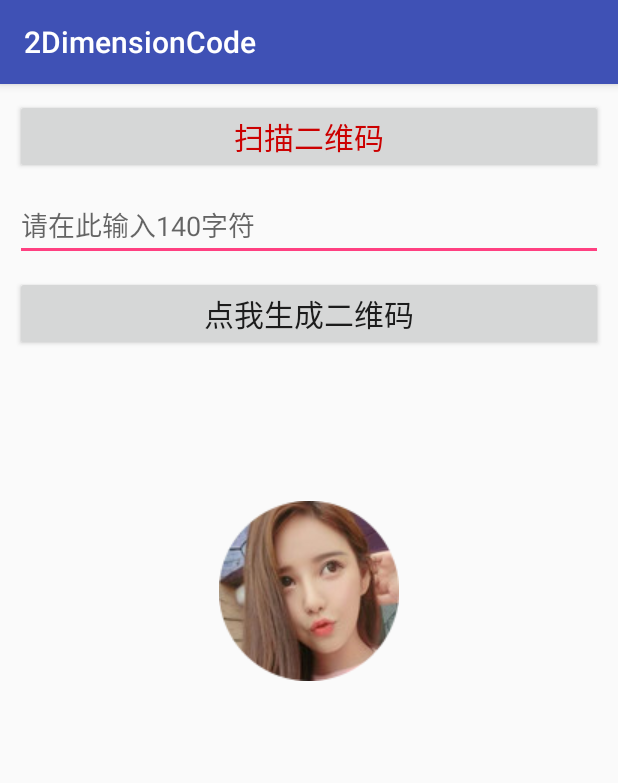
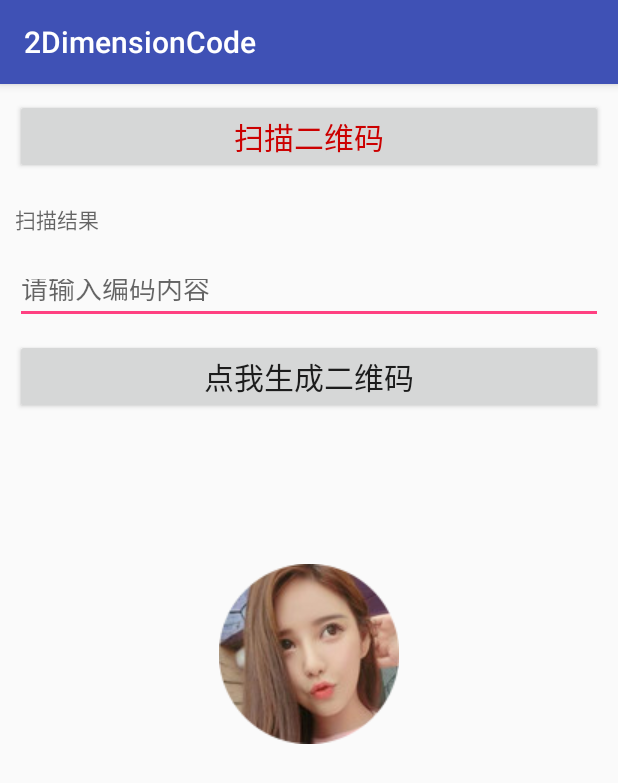
Before and after one commit to luy763092/TwoDimensionCode, an Android app: the screen it shows after launch (MainActivity), on a phone screen of 412 x 824 dp. Shown: the top 783 px of the screen. Run offline under Robolectric (Android 15) with nearby library versions, the phone set to English and light mode, and no system bars.

Commit message:
[Featrue]完成二维码扫描,条码扫描,扫描结果处理

```diff
--- a/app/src/main/java/com/tianfeng/a2dimensioncode/MainActivity.java
+++ b/app/src/main/java/com/tianfeng/a2dimensioncode/MainActivity.java
@@ -1,17 +1,27 @@
 package com.tianfeng.a2dimensioncode;
 
 import android.content.Intent;
+import android.graphics.Bitmap;
 import android.support.v7.app.AppCompatActivity;
 import android.os.Bundle;
+import android.util.Xml;
 import android.view.View;
 import android.widget.Button;
+import android.widget.EditText;
+import android.widget.ImageView;
+import android.widget.TextView;
 import android.widget.Toast;
 
 import com.google.zxing.client.android.CaptureActivity;
+import com.google.zxing.client.android.Intents;
 
 public class MainActivity extends AppCompatActivity implements View.OnClickListener {
 
     private Button mBtnScan;
+    private TextView mEtText;
+    private EditText mEtInput;
+    private Button mBtnMake;
+    private ImageView imageView;
 
     @Override
     protected void onCreate(Bundle savedInstanceState) {
@@ -22,8 +32,13 @@ public class MainActivity extends AppCompatActivity implements View.OnClickListe
 
     private void initView() {
         mBtnScan = (Button) findViewById(R.id.btn_scan);
-
+        mEtText = (TextView) findViewById(R.id.et_text);
+        imageView = (ImageView) findViewById(R.id.iv_image);
+        mBtnMake = (Button) findViewById(R.id.btn_make);
+        mEtInput = (EditText) findViewById(R.id.et_input);
+        String str =  mEtInput.getText().toString().trim();
         mBtnScan.setOnClickListener(this);
+        mBtnMake.setOnClickListener(this);
     }
 
     @Override
@@ -31,12 +46,26 @@ public class MainActivity extends AppCompatActivity implements View.OnClickListe
         int id = view.getId();
         switch(id){
             case R.id.btn_scan:
-                Toast.makeText(this,"你可以扫描条码和二维码了",Toast.LENGTH_LONG).show();
+                Toast.makeText(this,"你可以扫描条码和二维码了",Toast.LENGTH_SHORT).show();
                 Intent startScan = new Intent(MainActivity.this,CaptureActivity.class);
-                startActivity(startScan);
+                //startActivity(startScan);
+                startActivityForResult(startScan,0);
+                break;
+            case R.id.btn_make:
+                Toast.makeText(this,"生成二维码",Toast.LENGTH_SHORT).show();
+                Bitmap reqbmp;
                 break;
             default:
                 break;
         }
     }
+
+    @Override
+    protected void onActivityResult(int requestCode, int resultCode, Intent data) {
+        super.onActivityResult(requestCode, resultCode, data);
+        if(requestCode == RESULT_OK){
+            String result = data.getExtras().getString("result");
+            mEtText.setText(result);
+        }
+    }
 }
--- a/app/src/main/res/layout/activity_main.xml
+++ b/app/src/main/res/layout/activity_main.xml
@@ -14,19 +14,27 @@
         android:textColor="@android:color/holo_red_dark"
         android:textSize="20sp" />
 
+    <TextView
+        android:id="@+id/et_text"
+        android:layout_width="match_parent"
+        android:layout_height="40dp"
+        android:layout_marginTop="10dp"
+        android:gravity="center|left"
+        android:hint="扫描结果" />
+
     <EditText
-        android:id="@+id/et_text"
+        android:id="@+id/et_input"
+        android:layout_width="match_parent"
+        android:layout_height="40dp"
+        android:layout_marginTop="10dp"
+        android:hint="请输入编码内容"
+        android:maxLines="4" />
+
+    <Button
+        android:id="@+id/btn_make"
         android:layout_width="match_parent"
         android:layout_height="wrap_content"
         android:layout_marginTop="10dp"
-        android:hint="请在此输入140字符"
-        android:maxLines="4" />
-
-    <Button
-        android:layout_marginTop="10dp"
-        android:id="@+id/btn_make"
-        android:layout_width="match_parent"
-        android:layout_height="wrap_content"
         android:text="点我生成二维码"
         android:textSize="20sp" />
 
```
